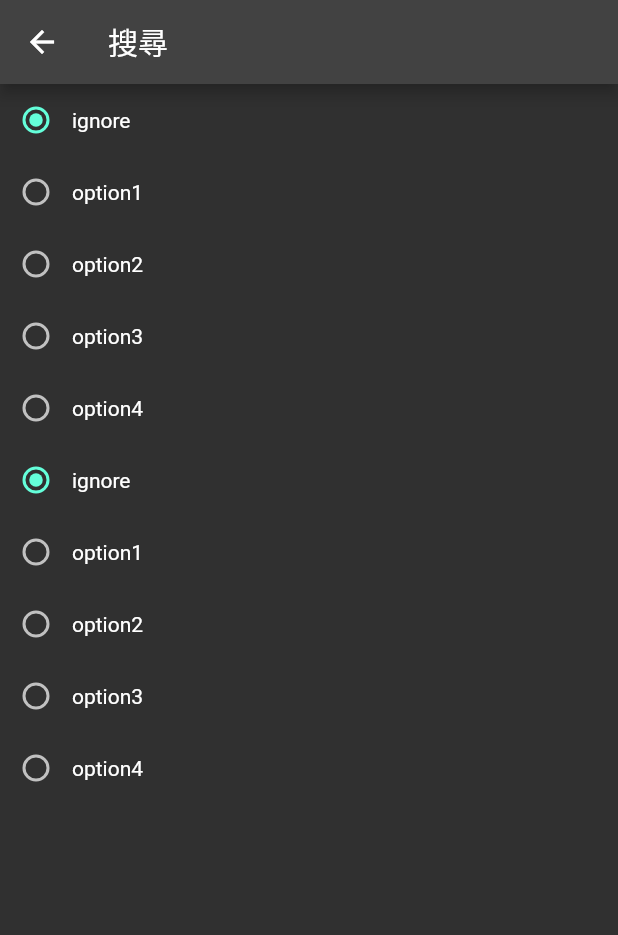
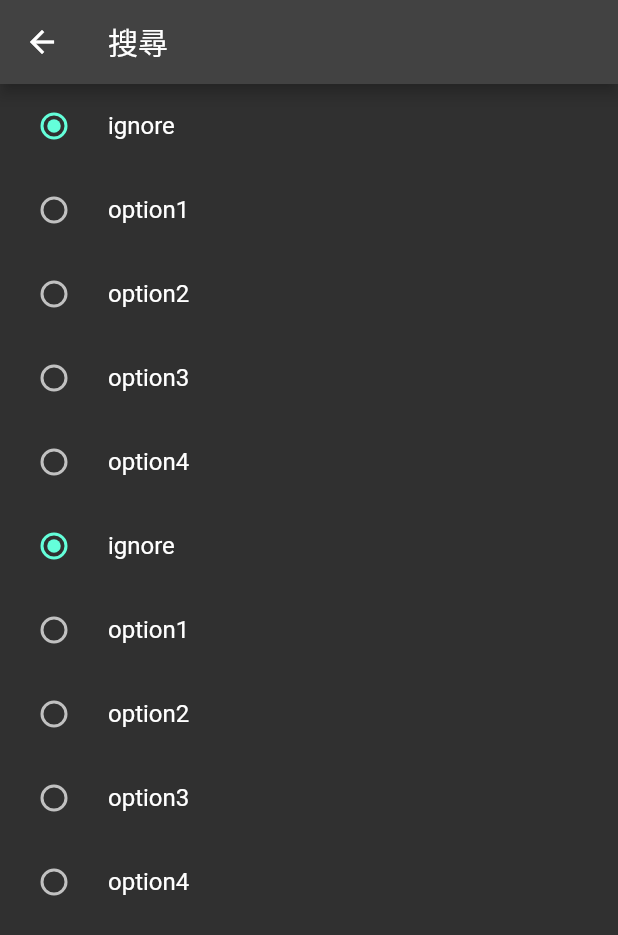
Before and after one commit to HANKSIE/tabview_reader, a Flutter app: the screen it shows after launch, after a tap on the "search" icon, on a phone screen of 412 x 824 dp. Shown: the top 935 px of the screen. Run offline on Flutter 3.47's test engine with Material 2 defaults, Android fonts, the phone set to English and light mode, and no system bars; our stand-ins replace file_picker, fluttertoast, shared_preferences, wakelock.

Commit message:
add radio & change theme primary color

```diff
--- a/lib/main.dart
+++ b/lib/main.dart
@@ -5,7 +5,7 @@ import 'package:tabview_reader/store/settings.dart';
 import 'package:tabview_reader/store/tabview_reader_group.dart';
 import 'package:tabview_reader/views/tabview.dart';
 
-void main() async {
+void main() {
   runApp(const App());
 }
 
@@ -25,11 +25,9 @@ class App extends StatelessWidget {
           return MaterialApp(
             routes: routes,
             theme: ThemeData(
-              brightness: Brightness.light,
-            ),
+                brightness: Brightness.light, primarySwatch: Colors.teal),
             darkTheme: ThemeData(
-              brightness: Brightness.dark,
-            ),
+                brightness: Brightness.dark, primarySwatch: Colors.teal),
             themeMode: settings.theme,
             debugShowCheckedModeBanner: false,
             home: const TabViewPage(),
--- /dev/null
+++ b/lib/models/radio_control_config.dart
@@ -0,0 +1,5 @@
+class RadioControlConfig<T> {
+  String label;
+  T value;
+  RadioControlConfig({required this.label, required this.value});
+}
--- a/lib/views/search.dart
+++ b/lib/views/search.dart
@@ -1,4 +1,5 @@
 import 'package:flutter/material.dart';
+import 'package:tabview_reader/models/radio_control_config.dart';
 
 class SearchPage extends StatefulWidget {
   const SearchPage({Key? key}) : super(key: key);
@@ -6,56 +7,65 @@ class SearchPage extends StatefulWidget {
   State<SearchPage> createState() => _SearchPageState();
 }
 
-enum Condition { ignore, option1, option2, option3, option4 }
+enum Cond1 { ignore, option1, option2, option3, option4 }
+enum Cond2 { ignore, option1, option2, option3, option4 }
+enum Cond3 { ignore, option1, option2, option3, option4 }
+enum Cond4 { ignore, option1, option2, option3, option4 }
 
 class _SearchPageState extends State<SearchPage> {
-  Condition? _group = Condition.ignore;
+  Cond1? _selected1 = Cond1.ignore;
+  Cond2? _selected2 = Cond2.ignore;
   @override
   Widget build(BuildContext context) {
-    var configs = [
-      RadioControlConfig<Condition>(label: 'ignore', value: Condition.ignore),
-      RadioControlConfig<Condition>(label: 'option1', value: Condition.option1),
-      RadioControlConfig<Condition>(label: 'option2', value: Condition.option2),
-      RadioControlConfig<Condition>(label: 'option3', value: Condition.option3),
-      RadioControlConfig<Condition>(label: 'option4', value: Condition.option4),
+    var configs1 = [
+      RadioControlConfig<Cond1>(label: 'ignore', value: Cond1.ignore),
+      RadioControlConfig<Cond1>(label: 'option1', value: Cond1.option1),
+      RadioControlConfig<Cond1>(label: 'option2', value: Cond1.option2),
+      RadioControlConfig<Cond1>(label: 'option3', value: Cond1.option3),
+      RadioControlConfig<Cond1>(label: 'option4', value: Cond1.option4),
+    ];
+    var configs2 = [
+      RadioControlConfig<Cond2>(label: 'ignore', value: Cond2.ignore),
+      RadioControlConfig<Cond2>(label: 'option1', value: Cond2.option1),
+      RadioControlConfig<Cond2>(label: 'option2', value: Cond2.option2),
+      RadioControlConfig<Cond2>(label: 'option3', value: Cond2.option3),
+      RadioControlConfig<Cond2>(label: 'option4', value: Cond2.option4),
     ];
 
     return Scaffold(
       appBar: AppBar(
         title: const Text('搜尋'),
       ),
-      body: Column(
-        children: [
-          for (var i = 0; i < 2; i++)
-            Column(
-              children: [
-                for (var config in configs)
-                  MergeSemantics(
-                    child: Row(
-                      children: [
-                        Radio<Condition>(
-                          groupValue: _group,
-                          value: config.value,
-                          onChanged: (Condition? value) {
-                            setState(() {
-                              _group = value;
-                            });
-                          },
-                        ),
-                        Text(config.label),
-                      ],
-                    ),
+      body: SingleChildScrollView(
+        child: Column(children: [
+          Column(
+            children: [
+              Column(children: [
+                for (var config in configs1)
+                  RadioListTile<Cond1>(
+                    title: Text(config.label),
+                    groupValue: _selected1,
+                    value: config.value,
+                    onChanged: (Cond1? val) => setState(() {
+                      _selected1 = val;
+                    }),
                   )
-              ],
-            )
-        ],
+              ]),
+              Column(children: [
+                for (var config in configs2)
+                  RadioListTile<Cond2>(
+                    title: Text(config.label),
+                    groupValue: _selected2,
+                    value: config.value,
+                    onChanged: (Cond2? val) => setState(() {
+                      _selected2 = val;
+                    }),
+                  )
+              ])
+            ],
+          )
+        ]),
       ),
     );
   }
 }
-
-class RadioControlConfig<T> {
-  String label;
-  T value;
-  RadioControlConfig({required this.label, required this.value});
-}
--- a/lib/views/tabview.dart
+++ b/lib/views/tabview.dart
@@ -1,5 +1,3 @@
-import 'dart:developer';
-
 import 'package:flutter/material.dart';
 import 'package:provider/provider.dart';
 import 'package:tabview_reader/store/settings.dart';
@@ -39,8 +37,6 @@ class _TabViewPageState extends State<TabViewPage> {
           return OrientationBuilder(builder: (context, orientation) {
             if (_orientation != null && _orientation != orientation) {
               WidgetsBinding.instance?.addPostFrameCallback((_) {
-                log("orientation change, reset reader..");
-                log(_viewKey.currentContext?.size?.height.toString() ?? '');
                 readerGroup.reset(
                     lineHeight: settings.lineHeight,
                     viewHeight: _viewKey.currentContext?.size?.height ?? 0);
--- a/lib/widgets/settings_bottom_sheet.dart
+++ b/lib/widgets/settings_bottom_sheet.dart
@@ -46,9 +46,7 @@ class _SettingsBottomSheetState extends State<SettingsBottomSheet> {
     ];
     return Padding(
       padding: const EdgeInsets.all(50),
-      child:
-          Column(mainAxisAlignment: MainAxisAlignment.spaceBetween, children: [
-        Column(
+      child: ListView(
         children: [
           [
             for (var config in configs)
@@ -101,9 +99,14 @@ class _SettingsBottomSheetState extends State<SettingsBottomSheet> {
                 },
               ))
             ]),
+            const SizedBox(
+              height: 50,
+            ),
             ElevatedButton(
               style: ElevatedButton.styleFrom(
-                    textStyle: const TextStyle(fontSize: 20)),
+                textStyle: const TextStyle(fontSize: 20),
+                padding: const EdgeInsets.only(top: 10, bottom: 10),
+              ),
               onPressed: () async {
                 await settingsStore.save();
                 Fluttertoast.showToast(
@@ -114,7 +117,6 @@ class _SettingsBottomSheetState extends State<SettingsBottomSheet> {
           ]
         ].expand((widget) => widget).toList(),
       ),
-      ]),
     );
   }
 }
```
Lines whose indentation alone changed are shown as unchanged.
